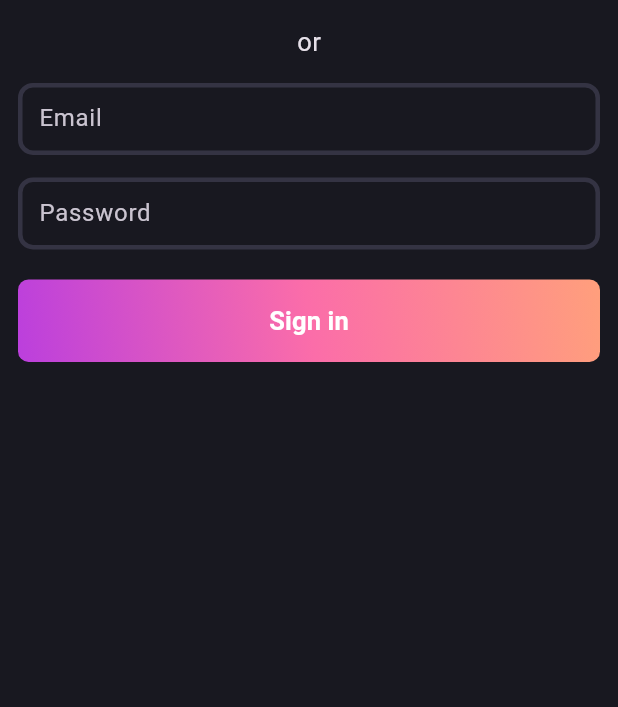
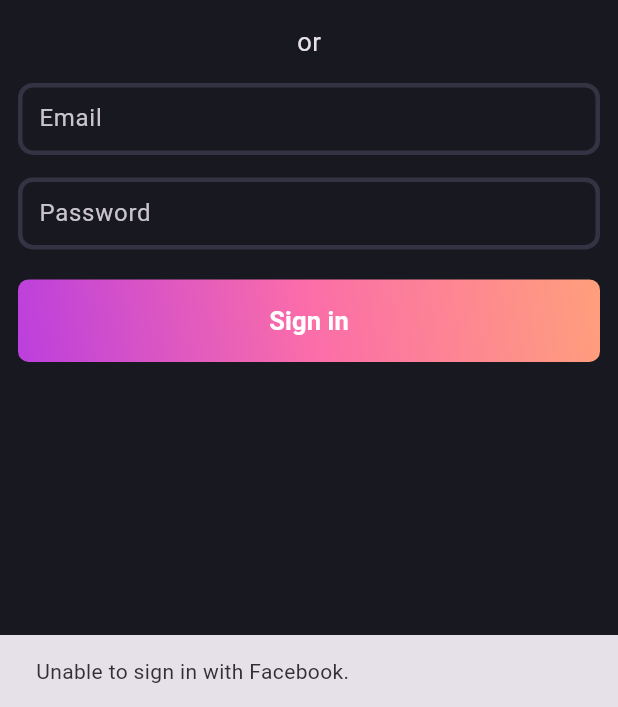
Before and after one commit to avadhksapariya/login_form_validation, a Flutter app: the screen it shows after launch, after a tap on "Continue with Facebook", on a phone screen of 412 x 824 dp, the part 529-1236 px from its top. Run offline on Flutter 3.47's test engine with Material 3 defaults, Android fonts, the phone set to English and light mode, and no system bars; our stand-ins replace firebase_auth, firebase_core, flutter_bloc, flutter_svg, google_sign_in; missing offline and left inert: flutter_facebook_auth; accounts and stored records are empty.

Commit message:
- Screen Login: Integrated Facebook Sign-in with the UI and navigated to the Home on success. - Screen Home: Displayed the user name got from the successful Facebook sign-in. - Bloc Auth: Implemented Facebook Sign-in function. - Bloc Auth Event: Added Facebook Sign-in Requested event. - Bloc Auth State: Added Facebook Sign-in Success with userData args and Loading events. - pubspec.yaml: Added and registered necessary package for Facebook Sign-in functionality. - other necessary config changes in the AndroidManifest, strings and build.gradle files.

```diff
--- a/lib/bloc/bloc_auth.dart
+++ b/lib/bloc/bloc_auth.dart
@@ -3,6 +3,7 @@ import 'dart:developer';
 import 'package:firebase_auth/firebase_auth.dart';
 import 'package:flutter/cupertino.dart';
 import 'package:flutter_bloc/flutter_bloc.dart';
+import 'package:flutter_facebook_auth/flutter_facebook_auth.dart';
 import 'package:google_sign_in/google_sign_in.dart';
 
 part 'bloc_auth_event.dart';
@@ -17,6 +18,8 @@ class AuthBloc extends Bloc<AuthEvent, AuthState> {
     on<AuthGoogleSignInRequested>(_onAuthGoogleSignInRequested);
 
     on<AuthGoogleSignOutRequested>(_onAuthGoogleSignOutRequested);
+
+    on<AuthFacebookSignInRequested>(_onAuthFacebookSignInRequested);
 
     on<AuthLogoutRequested>(_onAuthLogoutRequested);
   }
@@ -97,6 +100,37 @@ class AuthBloc extends Bloc<AuthEvent, AuthState> {
     }
   }
 
+  Future<void> _onAuthFacebookSignInRequested(AuthFacebookSignInRequested event, Emitter<AuthState> emit) async {
+    emit(AuthFacebookLoading());
+    try {
+      final LoginResult loginResult = await FacebookAuth.instance.login();
+
+      if (loginResult.status == LoginStatus.success) {
+        AccessToken? accessToken = loginResult.accessToken;
+        final userInfo = await FacebookAuth.instance.getUserData();
+
+        log(">>> AccessToken: $accessToken");
+        log(">>> UserInfo: ${userInfo.toString()}");
+
+        if (userInfo.isNotEmpty) {
+          await Future.delayed(
+            const Duration(seconds: 1),
+            () {
+              return emit(AuthFacebookSignInSuccess(userData: userInfo));
+            },
+          );
+        } else {
+          return emit(AuthFailure('Could not sign in the user.'));
+        }
+      } else {
+        return emit(AuthFailure('Unable to sign in with Facebook.'));
+      }
+    } on Exception catch (e) {
+      log(">>> Error: ${e.toString()}");
+      return emit(AuthFailure(e.toString()));
+    }
+  }
+
   Future<void> _onAuthGoogleSignOutRequested(AuthGoogleSignOutRequested event, Emitter<AuthState> emit) async {
     emit(AuthGoogleLoading());
     try {
--- a/lib/bloc/bloc_auth_event.dart
+++ b/lib/bloc/bloc_auth_event.dart
@@ -14,4 +14,6 @@ final class AuthGoogleSignInRequested extends AuthEvent {}
 
 final class AuthGoogleSignOutRequested extends AuthEvent {}
 
+final class AuthFacebookSignInRequested extends AuthEvent {}
+
 final class AuthLogoutRequested extends AuthEvent {}
--- a/lib/bloc/bloc_auth_state.dart
+++ b/lib/bloc/bloc_auth_state.dart
@@ -15,6 +15,12 @@ final class AuthGoogleSignInSuccess extends AuthState {
   AuthGoogleSignInSuccess({required this.email});
 }
 
+final class AuthFacebookSignInSuccess extends AuthState {
+  final Map<String, dynamic>? userData;
+
+  AuthFacebookSignInSuccess({required this.userData});
+}
+
 final class AuthFailure extends AuthState {
   AuthFailure(this.error);
 
@@ -24,3 +30,5 @@ final class AuthFailure extends AuthState {
 final class AuthLoading extends AuthState {}
 
 final class AuthGoogleLoading extends AuthState {}
+
+final class AuthFacebookLoading extends AuthState {}
--- a/lib/screen_home.dart
+++ b/lib/screen_home.dart
@@ -49,7 +49,7 @@ class _HomeScreenState extends State<HomeScreen> with SingleTickerProviderStateM
           }
         },
         builder: (BuildContext context, Object? state) {
-          if (state is AuthLoading || state is AuthGoogleLoading) {
+          if (state is AuthLoading || state is AuthGoogleLoading || state is AuthFacebookLoading) {
             return Padding(
               padding: const EdgeInsets.all(20.0),
               child: Center(
@@ -67,13 +67,14 @@ class _HomeScreenState extends State<HomeScreen> with SingleTickerProviderStateM
                 ),
               ),
             );
-          } else if (state is AuthSuccess || state is AuthGoogleSignInSuccess) {
+          } else if (state is AuthSuccess || state is AuthGoogleSignInSuccess || state is AuthFacebookSignInSuccess) {
             return Padding(
               padding: const EdgeInsets.all(20.0),
               child: Column(
                 children: [
                   if (state is AuthSuccess) Text('Welcome ${state.uid} !'),
                   if (state is AuthGoogleSignInSuccess) Text('Welcome ${state.email} !'),
+                  if (state is AuthFacebookSignInSuccess) Text('Welcome ${state.userData!['name']} !'),
                   const Spacer(),
                   GradientButton(
                     onPressed: () {
@@ -81,6 +82,8 @@ class _HomeScreenState extends State<HomeScreen> with SingleTickerProviderStateM
                         context.read<AuthBloc>().add(AuthLogoutRequested());
                       } else if (state is AuthGoogleSignInSuccess) {
                         context.read<AuthBloc>().add(AuthGoogleSignOutRequested());
+                      } else if (state is AuthFacebookSignInSuccess) {
+                        // sign out
                       }
                     },
                     title: 'Sign out',
--- a/lib/screen_login.dart
+++ b/lib/screen_login.dart
@@ -45,7 +45,7 @@ class _LoginScreenState extends State<LoginScreen> with SingleTickerProviderStat
             ScaffoldMessenger.of(context).showSnackBar(SnackBar(content: Text(state.error)));
           }
 
-          if (state is AuthSuccess || state is AuthGoogleSignInSuccess) {
+          if (state is AuthSuccess || state is AuthGoogleSignInSuccess || state is AuthFacebookSignInSuccess) {
             Navigator.of(context)
                 .pushAndRemoveUntil(MaterialPageRoute(builder: (context) => const HomeScreen()), (route) => false);
           }
@@ -87,12 +87,27 @@ class _LoginScreenState extends State<LoginScreen> with SingleTickerProviderStat
                             label: 'Continue with Google',
                           ),
                     const SizedBox(height: 20),
-                    SocialButton(
-                      onPressed: () {},
-                      iconPath: 'assets/svgs/f_logo.svg',
-                      label: 'Continue with Facebook',
-                      horizontalPadding: 43,
-                    ),
+                    state is AuthFacebookLoading
+                        ? RotationTransition(
+                            turns: cpIndAnimation,
+                            child: const GradientCircularProgressIndicator(
+                              radius: 20,
+                              gradientColors: [
+                                Palette.gradient1,
+                                Palette.gradient2,
+                                Palette.gradient3,
+                              ],
+                              strokeWidth: 6.0,
+                            ),
+                          )
+                        : SocialButton(
+                            onPressed: () {
+                              context.read<AuthBloc>().add(AuthFacebookSignInRequested());
+                            },
+                            iconPath: 'assets/svgs/f_logo.svg',
+                            label: 'Continue with Facebook',
+                            horizontalPadding: 43,
+                          ),
                     const SizedBox(height: 15),
                     const Text(
                       'or',
--- a/pubspec.yaml
+++ b/pubspec.yaml
@@ -33,6 +33,7 @@ dependencies:
   flutter_bloc: ^8.1.6
   flutter_svg: ^2.0.10+1
   google_sign_in: ^6.2.2
+  flutter_facebook_auth: ^7.1.1
 
   firebase_core: ^3.12.1
   firebase_auth: ^5.5.1
```
Also changed, not shown: pubspec.lock, 4 other files.
